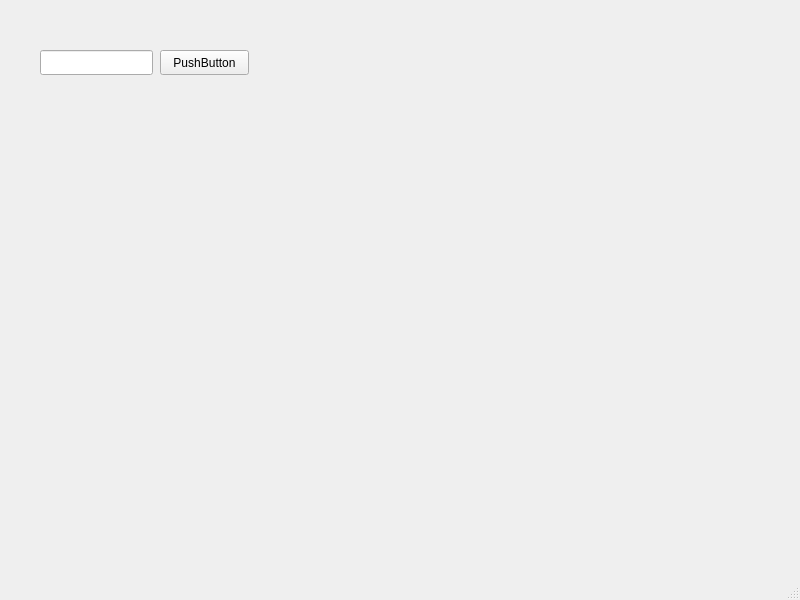
Above: GwangMin/mainwindow12.ui from jajaspider/gcc before the change. Below: the same form after it.
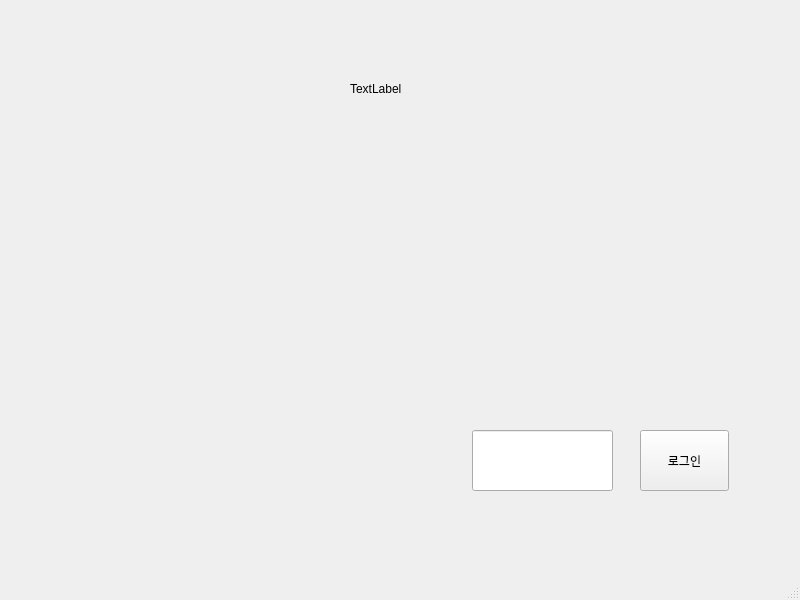
That is the form after the change.

What changed in the file:
```diff
--- a/GwangMin/mainwindow12.ui
+++ b/GwangMin/mainwindow12.ui
@@ -17,24 +17,37 @@
    <widget class="QLineEdit" name="lineEdit">
     <property name="geometry">
      <rect>
-      <x>40</x>
-      <y>50</y>
-      <width>113</width>
-      <height>25</height>
+      <x>472</x>
+      <y>430</y>
+      <width>141</width>
+      <height>61</height>
      </rect>
     </property>
    </widget>
    <widget class="QPushButton" name="pushButton">
     <property name="geometry">
      <rect>
-      <x>160</x>
-      <y>50</y>
+      <x>640</x>
+      <y>430</y>
       <width>89</width>
-      <height>25</height>
+      <height>61</height>
      </rect>
     </property>
     <property name="text">
-     <string>PushButton</string>
+     <string>로그인</string>
+    </property>
+   </widget>
+   <widget class="QLabel" name="label">
+    <property name="geometry">
+     <rect>
+      <x>350</x>
+      <y>80</y>
+      <width>54</width>
+      <height>18</height>
+     </rect>
+    </property>
+    <property name="text">
+     <string>TextLabel</string>
     </property>
    </widget>
   </widget>
```
Left out of the diff: 2 changed lines with no effect on the pictures.
